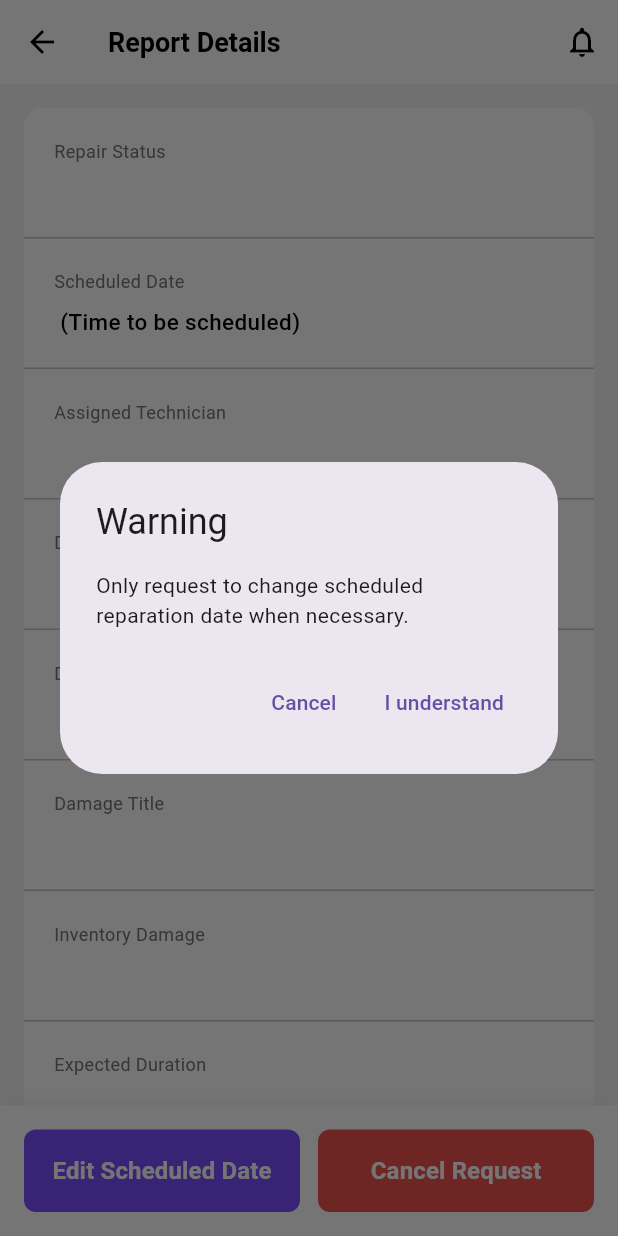
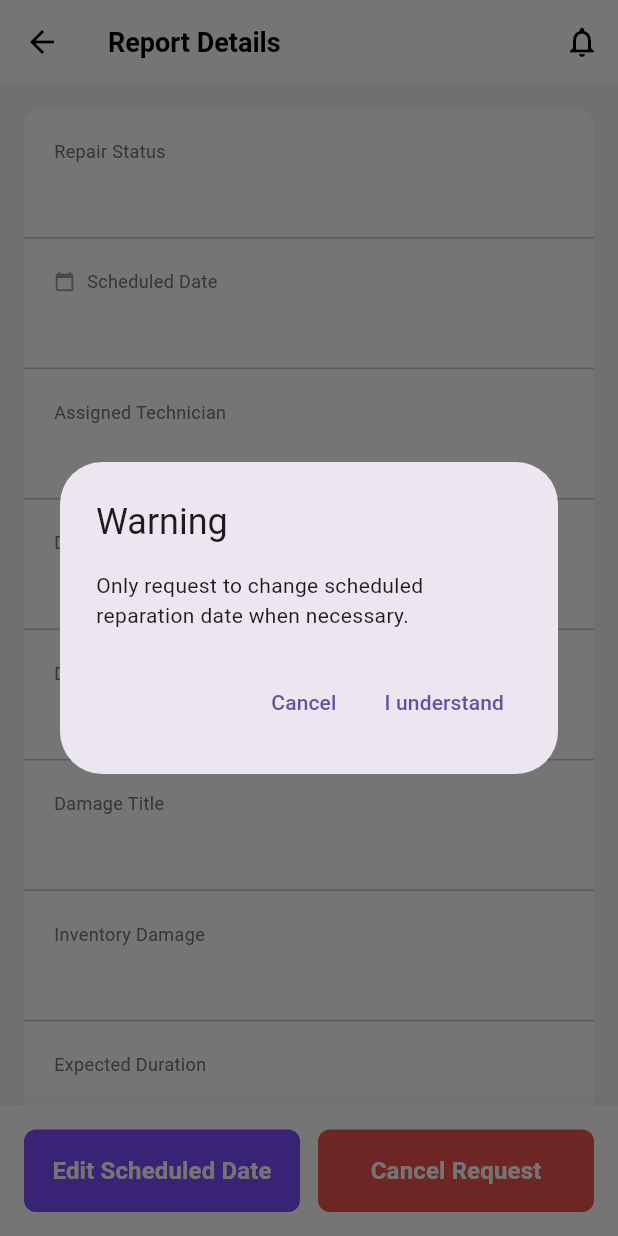
Before and after one commit to goh1217/SmartServe-KolejCare, a Flutter app: the ScheduledRepairScreen screen opened directly with empty values, after a tap on "Edit Scheduled Date", on a phone screen of 412 x 824 dp. Run offline on Flutter 3.47's test engine with Material 3 defaults, Android fonts, the phone set to English and light mode, and no system bars; our stand-ins replace cloud_firestore, firebase_auth, firebase_core, flutter_dotenv, flutter_image_compress, google_fonts and 3 more; accounts and stored records are empty; network calls fail.

Commit message:
Report Details scheduled date, time slots and expected duration view fixed

```diff
--- a/lib/student/screens/activity/scheduledrepair.dart
+++ b/lib/student/screens/activity/scheduledrepair.dart
@@ -34,10 +34,106 @@ class ScheduledRepairScreen extends StatefulWidget {
 class _ScheduledRepairScreenState extends State<ScheduledRepairScreen> {
   DateTime? updatedScheduledDate; // store actual updated date
   bool isDateUpdated = false;
+  String scheduledDateDisplay = '';
+  List<String> timeSlots = [];
+  String estimatedDurationDisplay = '';
 
   @override
   void initState() {
     super.initState();
+    _loadScheduleDateTimeSlots();
+  }
+
+  Future<void> _loadScheduleDateTimeSlots() async {
+    try {
+      final doc = await FirebaseFirestore.instance
+          .collection('complaint')
+          .doc(widget.reportId)
+          .get();
+
+      if (doc.exists) {
+        final data = doc.data();
+        if (data != null) {
+          await _processScheduleDateTimeSlots(data);
+          // Load estimatedDurationJobDone
+          setState(() {
+            estimatedDurationDisplay = data['estimatedDurationJobDone']?.toString() ?? widget.expectedDuration;
+          });
+        }
+      }
+    } catch (e) {
+      print('Error loading schedule date time slots: $e');
+    }
+  }
+
+  Future<void> _processScheduleDateTimeSlots(Map<String, dynamic> data) async {
+    try {
+      // Process scheduledDateTimeSlot array
+      if (data['scheduledDateTimeSlot'] != null && data['scheduledDateTimeSlot'] is List) {
+        List<dynamic> timeSlotData = data['scheduledDateTimeSlot'];
+        print('Found scheduledDateTimeSlot array with ${timeSlotData.length} items');
+
+        if (timeSlotData.isNotEmpty) {
+          // Get the date from the first timestamp
+          Timestamp firstTs = timeSlotData[0] as Timestamp;
+          DateTime firstDt = firstTs.toDate();
+
+          List<String> newTimeSlots = [];
+          // Generate time slots (start time - end time with 30 min intervals)
+          for (var i = 0; i < timeSlotData.length; i++) {
+            Timestamp startTs = timeSlotData[i] as Timestamp;
+            DateTime startDt = startTs.toDate();
+            DateTime endDt = startDt.add(const Duration(minutes: 30));
+
+            String startTime = _formatTime(startDt);
+            String endTime = _formatTime(endDt);
+            newTimeSlots.add('$startTime - $endTime');
+          }
+
+          setState(() {
+            scheduledDateDisplay = '${firstDt.day.toString().padLeft(2, '0')}/${firstDt.month.toString().padLeft(2, '0')}/${firstDt.year}';
+            timeSlots = newTimeSlots;
+          });
+          print('Generated ${timeSlots.length} time slots');
+        }
+      } else if (data['scheduledDate'] != null) {
+        print('scheduledDateTimeSlot not found, using scheduledDate field');
+        // Fallback to old scheduledDate format if scheduledDateTimeSlot doesn't exist
+        Timestamp ts = data['scheduledDate'] as Timestamp;
+        DateTime dt = ts.toDate();
+        setState(() {
+          scheduledDateDisplay = '${dt.day.toString().padLeft(2, '0')}/${dt.month.toString().padLeft(2, '0')}/${dt.year}';
+          timeSlots = [];
+        });
+      } else {
+        print('No scheduled date information found');
+        setState(() {
+          scheduledDateDisplay = widget.scheduledDate;
+          timeSlots = [];
+        });
+      }
+    } catch (e) {
+      print('Error processing scheduled date/time: $e');
+      setState(() {
+        scheduledDateDisplay = widget.scheduledDate;
+        timeSlots = [];
+      });
+    }
+  }
+
+  String _formatTime(DateTime dt) {
+    int hour = dt.hour;
+    String period = hour >= 12 ? 'pm' : 'am';
+
+    // Convert to 12-hour format
+    if (hour > 12) {
+      hour -= 12;
+    } else if (hour == 0) {
+      hour = 12;
+    }
+
+    String minute = dt.minute.toString().padLeft(2, '0');
+    return '$hour.$minute$period';
   }
 
   Future<void> _editRequest() async {
@@ -214,6 +310,8 @@ class _ScheduledRepairScreenState extends State<ScheduledRepairScreen> {
         setState(() {
           updatedScheduledDate = pickedDate;
           isDateUpdated = true;
+          scheduledDateDisplay = '${pickedDate.day.toString().padLeft(2, '0')}/${pickedDate.month.toString().padLeft(2, '0')}/${pickedDate.year}';
+          timeSlots = []; // Clear time slots when date is updated
         });
 
         print('=== Schedule Date Update Complete ===');
@@ -245,16 +343,6 @@ class _ScheduledRepairScreenState extends State<ScheduledRepairScreen> {
       'Jul', 'Aug', 'Sep', 'Oct', 'Nov', 'Dec'
     ];
     return months[month];
-  }
-
-  String _formatScheduledDate() {
-    if (updatedScheduledDate != null) {
-      return "${updatedScheduledDate!.day.toString().padLeft(2, '0')} "
-          "${_monthName(updatedScheduledDate!.month)} "
-          "${updatedScheduledDate!.year} (Time to be scheduled)";
-    } else {
-      return "${widget.scheduledDate} (Time to be scheduled)";
-    }
   }
 
   Future<void> _cancelRequest() async {
@@ -294,6 +382,81 @@ class _ScheduledRepairScreenState extends State<ScheduledRepairScreen> {
               fontWeight: FontWeight.w500,
             ),
           ),
+        ],
+      ),
+    );
+  }
+
+  Widget _buildScheduledDateTimeItem() {
+    return Container(
+      padding: const EdgeInsets.all(20),
+      child: Column(
+        crossAxisAlignment: CrossAxisAlignment.start,
+        children: [
+          // Date Section
+          Row(
+            children: [
+              const Icon(Icons.calendar_today, size: 14, color: Colors.grey),
+              const SizedBox(width: 8),
+              Text(
+                'Scheduled Date',
+                style: TextStyle(
+                  fontSize: 12,
+                  color: Colors.grey[600],
+                  fontWeight: FontWeight.w400,
+                ),
+              ),
+            ],
+          ),
+          const SizedBox(height: 8),
+          Padding(
+            padding: const EdgeInsets.only(left: 22),
+            child: Text(
+              scheduledDateDisplay.isNotEmpty ? scheduledDateDisplay : widget.scheduledDate,
+              style: TextStyle(
+                fontSize: 15,
+                color: isDateUpdated ? const Color(0xFF7C4DFF) : Colors.black,
+                fontWeight: FontWeight.w500,
+              ),
+            ),
+          ),
+
+          // Time Slots Section
+          if (timeSlots.isNotEmpty) ...[
+            const SizedBox(height: 16),
+            Row(
+              children: [
+                const Icon(Icons.access_time, size: 14, color: Colors.grey),
+                const SizedBox(width: 8),
+                Text(
+                  'Time Slots',
+                  style: TextStyle(
+                    fontSize: 12,
+                    color: Colors.grey[600],
+                    fontWeight: FontWeight.w400,
+                  ),
+                ),
+              ],
+            ),
+            const SizedBox(height: 8),
+            Padding(
+              padding: const EdgeInsets.only(left: 22),
+              child: Column(
+                crossAxisAlignment: CrossAxisAlignment.start,
+                children: timeSlots.map((slot) => Padding(
+                  padding: const EdgeInsets.symmetric(vertical: 2),
+                  child: Text(
+                    slot,
+                    style: const TextStyle(
+                      fontSize: 15,
+                      color: Colors.black,
+                      fontWeight: FontWeight.w500,
+                    ),
+                  ),
+                )).toList(),
+              ),
+            ),
+          ],
         ],
       ),
     );
@@ -341,11 +504,7 @@ class _ScheduledRepairScreenState extends State<ScheduledRepairScreen> {
                     children: [
                       _buildDetailItem('Repair Status', widget.status),
                       const Divider(height: 1),
-                      _buildDetailItem(
-                        'Scheduled Date',
-                        _formatScheduledDate(),
-                        valueColor: isDateUpdated ? const Color(0xFF7C4DFF) : null,
-                      ),
+                      _buildScheduledDateTimeItem(),
                       const Divider(height: 1),
                       _buildDetailItem('Assigned Technician', widget.assignedTechnician),
                       const Divider(height: 1),
@@ -357,7 +516,7 @@ class _ScheduledRepairScreenState extends State<ScheduledRepairScreen> {
                       const Divider(height: 1),
                       _buildDetailItem('Inventory Damage', widget.inventoryDamage),
                       const Divider(height: 1),
-                      _buildDetailItem('Expected Duration', widget.expectedDuration),
+                      _buildDetailItem('Expected Duration', estimatedDurationDisplay.isNotEmpty ? estimatedDurationDisplay : widget.expectedDuration),
                       const Divider(height: 1),
                       _buildDetailItem('Reported On', widget.reportedOn),
                     ],
```
